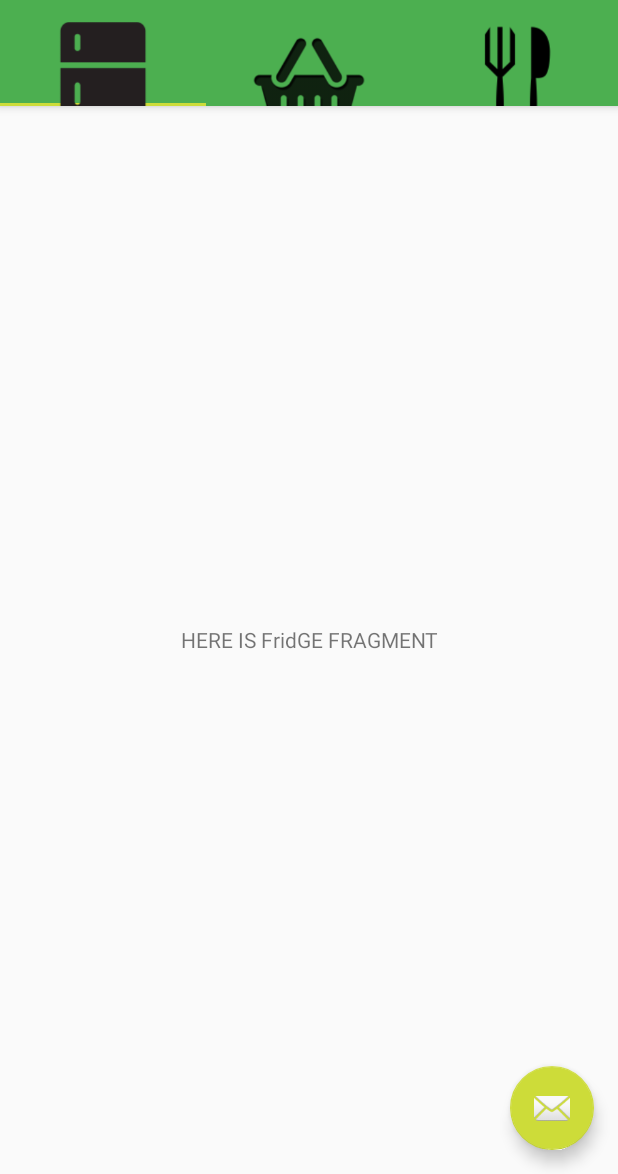
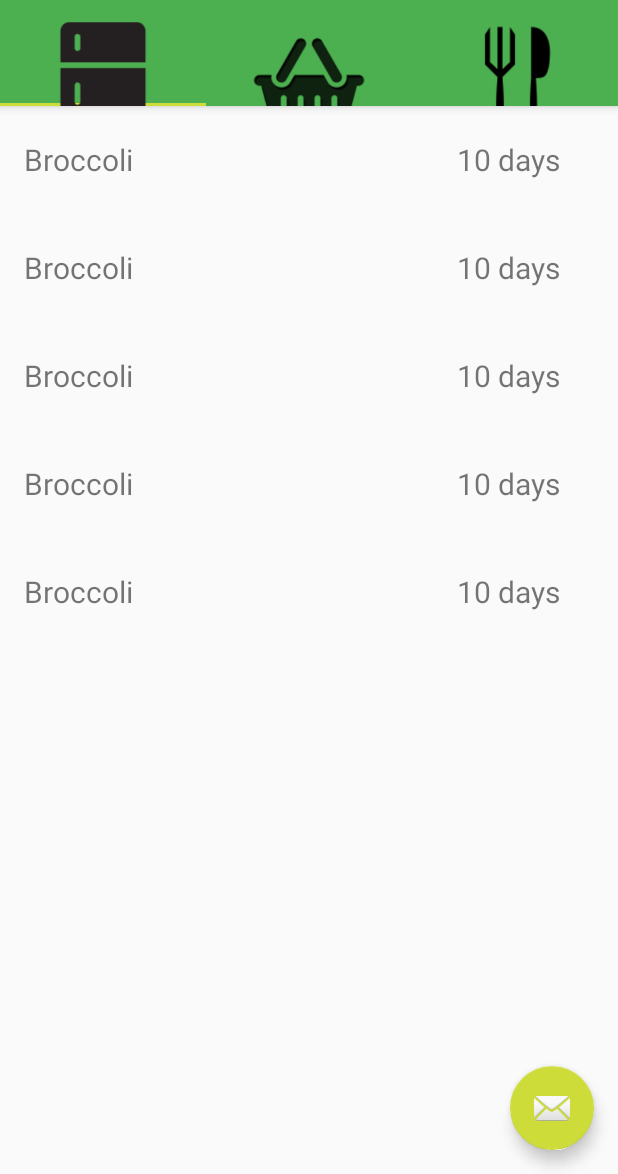
Before and after one commit to jinyoon0124/09CapstoneProject, an Android app: the screen it shows after launch (MainActivity), on a phone screen of 412 x 824 dp, the part 62-1236 px from its top. Run offline under Robolectric (Android 15) with nearby library versions, the phone set to English and light mode, and no system bars.

Commit message:
Added recyclerView for fridge page

```diff
--- a/app/src/main/java/com/example/jinyoon/a09capstoneproject/Fragment/FridgeFragment.java
+++ b/app/src/main/java/com/example/jinyoon/a09capstoneproject/Fragment/FridgeFragment.java
@@ -2,17 +2,22 @@ package com.example.jinyoon.a09capstoneproject.Fragment;
 
 import android.support.v4.app.Fragment;
 import android.os.Bundle;
+import android.support.v7.widget.LinearLayoutManager;
+import android.support.v7.widget.RecyclerView;
 import android.view.LayoutInflater;
 import android.view.View;
 import android.view.ViewGroup;
 import android.widget.TextView;
 
+import com.example.jinyoon.a09capstoneproject.FridgeRecyclerViewAdapter;
 import com.example.jinyoon.a09capstoneproject.R;
 
 /**
  * A placeholder fragment containing a simple view.
  */
 public class FridgeFragment extends Fragment {
+
+    private RecyclerView mRecyclerView;
 
     public FridgeFragment() {
     }
@@ -21,7 +26,10 @@ public class FridgeFragment extends Fragment {
     public View onCreateView(LayoutInflater inflater, ViewGroup container,
                              Bundle savedInstanceState) {
         View view = inflater.inflate(R.layout.fragment_fridge, container, false);
-        TextView textView= (TextView) view.findViewById(R.id.fridge_test_text);
+//        TextView textView= (TextView) view.findViewById(R.id.fridge_test_text);
+        mRecyclerView = (RecyclerView) view.findViewById(R.id.recycler_fridge);
+        mRecyclerView.setLayoutManager(new LinearLayoutManager(getContext()));
+        mRecyclerView.setAdapter(new FridgeRecyclerViewAdapter(getContext()));
         return view;
     }
 }
--- /dev/null
+++ b/app/src/main/java/com/example/jinyoon/a09capstoneproject/FridgeRecyclerViewAdapter.java
@@ -0,0 +1,67 @@
+package com.example.jinyoon.a09capstoneproject;
+
+import android.content.Context;
+import android.graphics.Typeface;
+import android.support.v7.widget.RecyclerView;
+import android.util.Log;
+import android.view.LayoutInflater;
+import android.view.View;
+import android.view.ViewGroup;
+import android.widget.TextView;
+
+/**
+ * Created by Jin Yoon on 10/9/2016.
+ */
+
+public class FridgeRecyclerViewAdapter extends RecyclerView.Adapter<FridgeRecyclerViewAdapter.ViewHolder> {
+
+    private Context mContext;
+    private final String LOG_TAG = getClass().getSimpleName();
+    private static Typeface robotoLight;
+
+    public FridgeRecyclerViewAdapter(Context context) {
+        this.mContext = context;
+    }
+
+    public static class ViewHolder extends RecyclerView.ViewHolder{
+        private View mView;
+        private TextView mItemNameTextView;
+        private TextView mDayTextView;
+
+        public ViewHolder(View itemView) {
+            super(itemView);
+            mView = itemView;
+            mItemNameTextView = (TextView) itemView.findViewById(R.id.item_name);
+            mDayTextView = (TextView) itemView.findViewById(R.id.item_day);
+        }
+    }
+
+
+    @Override
+    public ViewHolder onCreateViewHolder(ViewGroup parent, int viewType) {
+        View view = LayoutInflater.from(parent.getContext())
+                .inflate(R.layout.fridge_item, parent, false);
+
+        return new ViewHolder(view);
+    }
+
+    @Override
+    public void onBindViewHolder(ViewHolder holder, int position) {
+        holder.mView.setOnClickListener(new View.OnClickListener() {
+            //Add OnClick Action later
+            @Override
+            public void onClick(View v) {
+                Log.v(LOG_TAG, "RecyclerView item OnClick");
+            }
+        });
+        //Add what items to be included later... (after implementing database)
+        holder.mItemNameTextView.setText("Broccoli");
+        holder.mDayTextView.setText("10 days");
+    }
+
+    @Override
+    public int getItemCount() {
+        return 5;
+    }
+
+}
--- a/app/src/main/res/layout/fragment_fridge.xml
+++ b/app/src/main/res/layout/fragment_fridge.xml
@@ -4,11 +4,15 @@
     android:layout_height="match_parent"
     tools:context="com.example.jinyoon.a09capstoneproject.Fragment.FridgeFragment">
 
-    <TextView
-        android:id="@+id/fridge_test_text"
+    <!--<TextView-->
+        <!--android:id="@+id/fridge_test_text"-->
+        <!--android:layout_width="match_parent"-->
+        <!--android:layout_height="match_parent"-->
+        <!--android:gravity="center"-->
+        <!--android:text="HERE IS FridGE FRAGMENT" />-->
+    <android.support.v7.widget.RecyclerView
+        android:id="@+id/recycler_fridge"
         android:layout_width="match_parent"
-        android:layout_height="match_parent"
-        android:gravity="center"
-        android:text="HERE IS FridGE FRAGMENT" />
+        android:layout_height="match_parent"/>
 
 </FrameLayout>
--- /dev/null
+++ b/app/src/main/res/layout/fridge_item.xml
@@ -0,0 +1,30 @@
+<?xml version="1.0" encoding="utf-8"?>
+<LinearLayout
+    xmlns:android="http://schemas.android.com/apk/res/android"
+    android:layout_width="match_parent"
+    android:layout_height="@dimen/list_item_height"
+    android:orientation="horizontal"
+    android:paddingLeft="@dimen/list_item_padding"
+    android:paddingStart="@dimen/list_item_padding"
+    android:paddingRight="@dimen/list_item_padding"
+    android:paddingEnd="@dimen/list_item_padding"
+    android:weightSum="10">
+    <TextView
+        android:id="@+id/item_name"
+        android:layout_width="0dp"
+        android:layout_height="match_parent"
+        android:layout_weight="7"
+        android:gravity="center_vertical"
+        android:textSize="@dimen/list_item_textsize"
+
+        />
+    <TextView
+        android:id="@+id/item_day"
+        android:layout_width="0dp"
+        android:layout_height="match_parent"
+        android:layout_weight="3"
+        android:gravity="center"
+        android:textSize="@dimen/list_item_textsize"
+        />
+
+</LinearLayout>
--- a/app/src/main/res/values/dimens.xml
+++ b/app/src/main/res/values/dimens.xml
@@ -4,4 +4,8 @@
     <dimen name="activity_vertical_margin">16dp</dimen>
     <dimen name="fab_margin">16dp</dimen>
     <dimen name="tablayout_height">56dp</dimen>
+    <dimen name="list_item_height">72dp</dimen>
+    <dimen name="list_item_textsize">20sp</dimen>
+    <dimen name="list_item_padding">16dp</dimen>
+
 </resources>
```
Also changed, not shown: app/src/main/assets/fonts/Roboto-Bold.ttf (added), app/src/main/assets/fonts/Roboto-Light.ttf (added), app/src/main/assets/fonts/Roboto-Medium.ttf (added), app/src/main/assets/fonts/Roboto-Regular.ttf (added), app/src/main/assets/fonts/Roboto-Thin.ttf (added).
